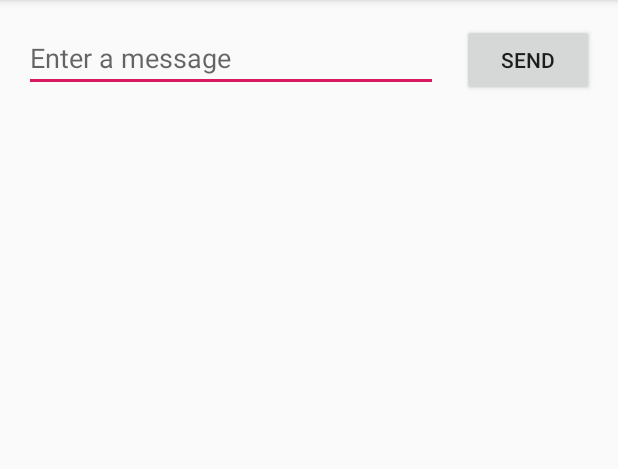
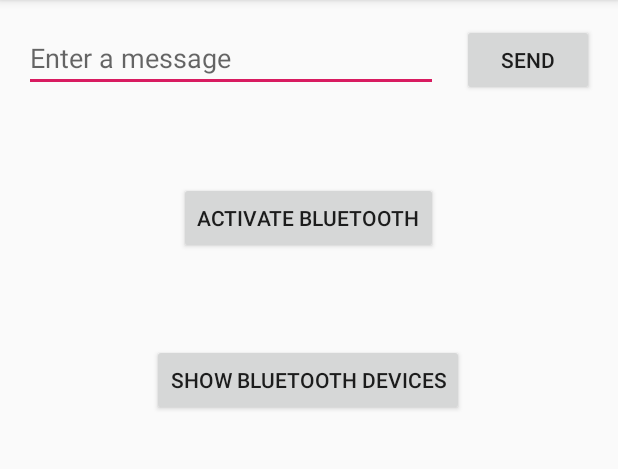
Before and after one commit to lbegui12/LEDmatrix, an Android app: the screen it shows after launch (MainActivity), on a phone screen of 412 x 824 dp, the part 84-553 px from its top. Run offline under Robolectric (Android 15) with nearby library versions, the phone set to English and light mode, and no system bars.

Commit message:
adding new bluetoothSettingActivity

```diff
--- a/app/src/main/java/com/example/ledmatrix/DisplayMessageActivity.kt
+++ b/app/src/main/java/com/example/ledmatrix/DisplayMessageActivity.kt
@@ -1,5 +1,6 @@
 package com.example.ledmatrix
 
+import android.bluetooth.BluetoothAdapter
 import androidx.appcompat.app.AppCompatActivity
 import android.os.Bundle
 import android.widget.TextView
@@ -10,6 +11,8 @@ class DisplayMessageActivity : AppCompatActivity() {
         super.onCreate(savedInstanceState)
         setContentView(R.layout.activity_display_message)
 
+
+
         // Get the Intent that started this activity and extract the string
         val message = intent.getStringExtra(EXTRA_MESSAGE)
 
@@ -18,6 +21,9 @@ class DisplayMessageActivity : AppCompatActivity() {
             text = message
         }
 
+        val bluetoothAdapter: BluetoothAdapter? = BluetoothAdapter.getDefaultAdapter()
+
+
 
     }
 
--- a/app/src/main/res/layout/activity_main.xml
+++ b/app/src/main/res/layout/activity_main.xml
@@ -34,4 +34,28 @@
         app:layout_constraintEnd_toEndOf="parent"
         app:layout_constraintHorizontal_bias="0.5"
         app:layout_constraintStart_toEndOf="@+id/editText" />
+
+    <Button
+        android:id="@+id/check_bluetooth_conn"
+        android:layout_width="wrap_content"
+        android:layout_height="wrap_content"
+        android:layout_marginTop="60dp"
+        android:text="@string/button_check_bluetooth_conn"
+        android:onClick="checkBluetoothConnectivity"
+        app:layout_constraintEnd_toEndOf="parent"
+        app:layout_constraintHorizontal_bias="0.498"
+        app:layout_constraintStart_toStartOf="parent"
+        app:layout_constraintTop_toBottomOf="@+id/editText" />
+
+    <Button
+        android:id="@+id/button2"
+        android:layout_width="wrap_content"
+        android:layout_height="wrap_content"
+        android:layout_marginTop="60dp"
+        android:text="@string/button_show_paired_bluetooth"
+        android:onClick="showPairedDevices"
+        app:layout_constraintEnd_toEndOf="parent"
+        app:layout_constraintHorizontal_bias="0.498"
+        app:layout_constraintStart_toStartOf="parent"
+        app:layout_constraintTop_toBottomOf="@+id/check_bluetooth_conn" />
 </androidx.constraintlayout.widget.ConstraintLayout>
--- a/app/src/main/res/values/strings.xml
+++ b/app/src/main/res/values/strings.xml
@@ -2,4 +2,6 @@
     <string name="app_name">LEDmatrix</string>
     <string name="edit_message">Enter a message</string>
     <string name="button_send">Send</string>
+    <string name="button_check_bluetooth_conn">Activate bluetooth</string>
+    <string name="button_show_paired_bluetooth">Show Bluetooth devices</string>
 </resources>
```
Also changed, not shown: app/src/main/AndroidManifest.xml (+8 -3 lines), app/src/main/java/com/example/ledmatrix/BluetoothSettingsActivity.kt (added, +12 -0 lines), app/src/main/java/com/example/ledmatrix/MainActivity.kt (+62 -1 lines), app/src/main/res/layout/activity_bluetooth_settings.xml (added, +9 -0 lines).
